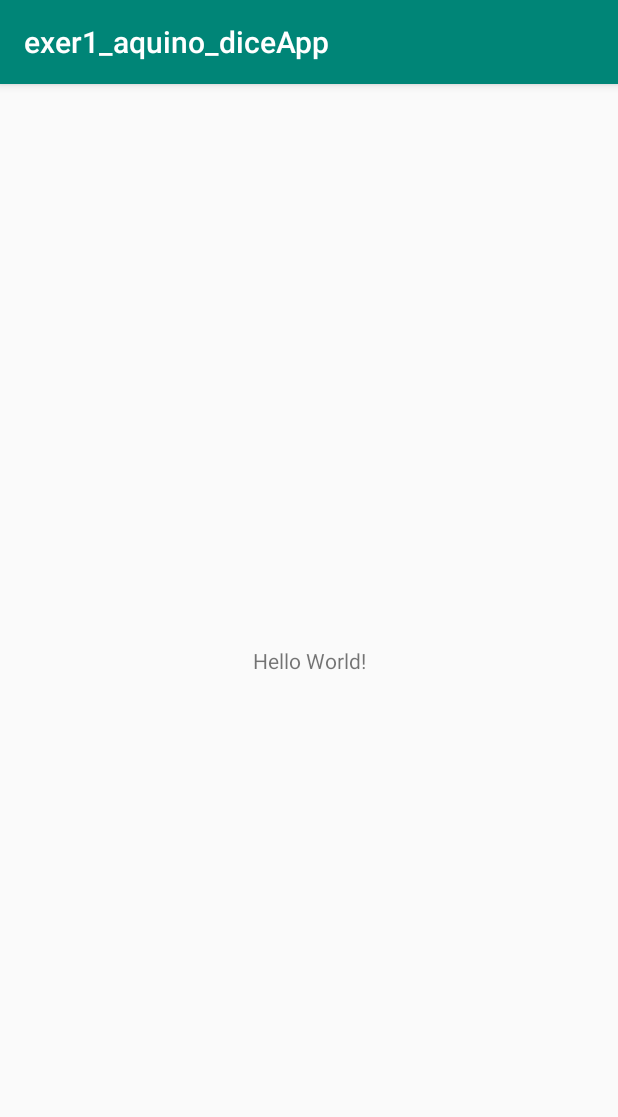
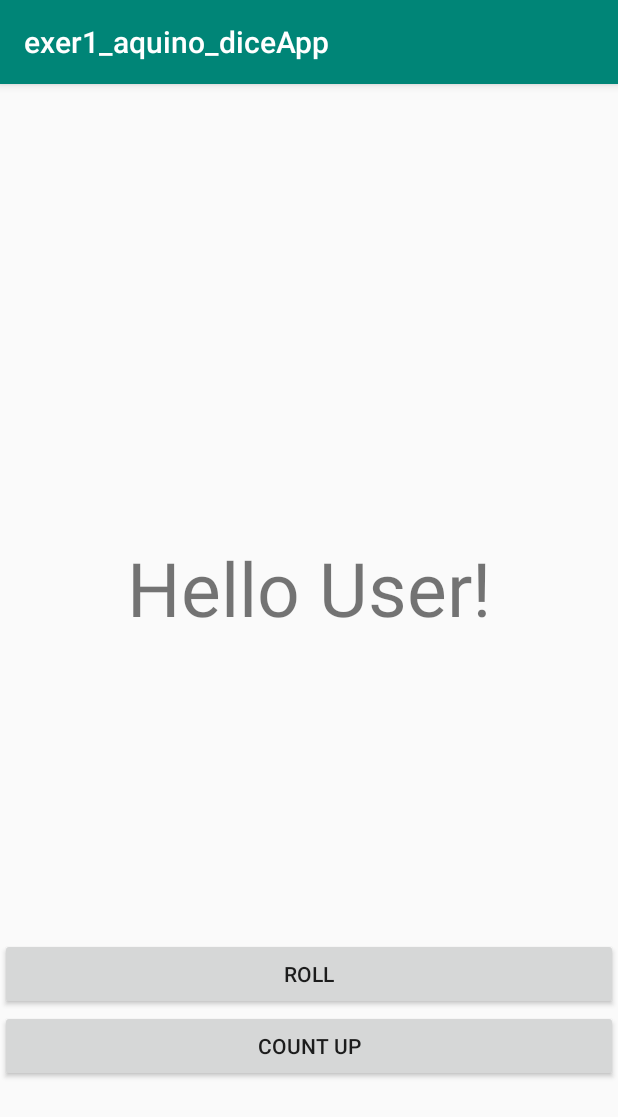
Before and after one commit to kpaquino2/exer1_aquino_diceApp, an Android app: the screen it shows after launch (MainActivity), on a phone screen of 412 x 824 dp. Shown: the top 1117 px of the screen. Run offline under Robolectric (Android 15) with nearby library versions, the phone set to English and light mode, and no system bars.

Commit message:
buttons and textview added and corresponding layouts modified

```diff
--- a/app/src/main/res/layout/activity_main.xml
+++ b/app/src/main/res/layout/activity_main.xml
@@ -1,18 +1,32 @@
 <?xml version="1.0" encoding="utf-8"?>
-<androidx.constraintlayout.widget.ConstraintLayout xmlns:android="http://schemas.android.com/apk/res/android"
-    xmlns:app="http://schemas.android.com/apk/res-auto"
+
+<LinearLayout
+    xmlns:android="http://schemas.android.com/apk/res/android"
     xmlns:tools="http://schemas.android.com/tools"
     android:layout_width="match_parent"
-    android:layout_height="match_parent"
-    tools:context=".MainActivity">
+    android:layout_height="wrap_content"
+    android:orientation="vertical"
+    android:layout_gravity="center_vertical"
+    tools:context=".MainActivity" >
 
     <TextView
         android:layout_width="wrap_content"
         android:layout_height="wrap_content"
-        android:text="Hello World!"
-        app:layout_constraintBottom_toBottomOf="parent"
-        app:layout_constraintLeft_toLeftOf="parent"
-        app:layout_constraintRight_toRightOf="parent"
-        app:layout_constraintTop_toTopOf="parent" />
+        android:layout_gravity="center_horizontal"
+        android:textSize="50sp"
+        android:layout_marginBottom="200sp"
+        android:layout_marginTop="200sp"
+        android:text="@string/main_text" />
 
-</androidx.constraintlayout.widget.ConstraintLayout>
+    <Button
+        android:layout_width="match_parent"
+        android:layout_height="wrap_content"
+        android:text="@string/roll_label" />
+
+    <Button
+        android:layout_width="match_parent"
+        android:layout_height="wrap_content"
+        android:text="@string/count_up_label" />
+
+
+</LinearLayout>
--- a/app/src/main/res/values/strings.xml
+++ b/app/src/main/res/values/strings.xml
@@ -1,3 +1,6 @@
 <resources>
     <string name="app_name">exer1_aquino_diceApp</string>
+    <string name="main_text">Hello User!</string>
+    <string name="roll_label">Roll</string>
+    <string name="count_up_label">Count Up</string>
 </resources>
```
